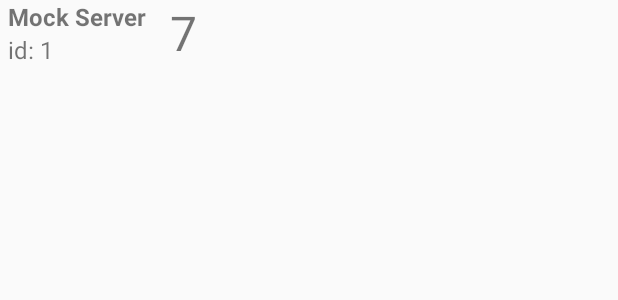
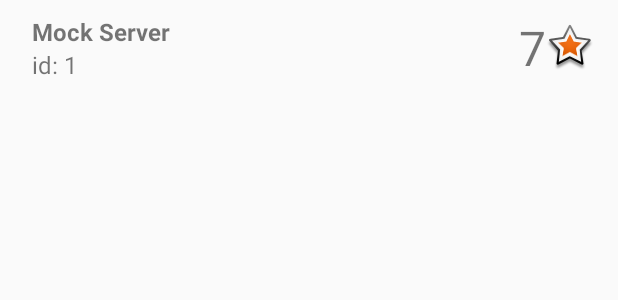
Before and after one commit to macieknajbar/MockServer, an Android app: the layout row_repo.xml on its own in the app's theme, with its tools: preview values and no code run, on a phone screen of 412 x 824 dp. Shown: the top 300 px of the screen. Run offline under Robolectric (Android 15) with nearby library versions, the phone set to English and light mode, and no system bars.

Commit message:
First story completed. WIP.

```diff
--- a/app/src/main/java/com/example/mockserver/rest/api/GitHubService.kt
+++ b/app/src/main/java/com/example/mockserver/rest/api/GitHubService.kt
@@ -1,6 +1,6 @@
 package com.example.mockserver.rest.api
 
-import com.example.mockserver.rest.dto.Repo
+import com.example.mockserver.rest.dto.RepoDTO
 import retrofit2.Call
 import retrofit2.http.GET
 import retrofit2.http.Path
@@ -18,5 +18,5 @@ interface GitHubService {
      * @return List of specified users repositories.
      */
     @GET("users/{user}/repos")
-    fun listRepos(@Path("user") user: String): Call<List<Repo>>
+    fun listRepos(@Path("user") user: String): Call<List<RepoDTO>>
 }
--- a/app/src/main/java/com/example/mockserver/rest/dto/Repo.kt
+++ b/app/src/main/java/com/example/mockserver/rest/dto/RepoDTO.kt
@@ -3,4 +3,4 @@ package com.example.mockserver.rest.dto
 /**
  * Repository Data Transfer Object.
  */
-data class Repo(val id: Long, val name: String, val stargazers_count: Int)
+data class RepoDTO(val id: Long, val name: String, val stargazers_count: Int)
--- a/app/src/main/res/layout/activity_main.xml
+++ b/app/src/main/res/layout/activity_main.xml
@@ -5,7 +5,7 @@
     android:layout_height="match_parent"
     tools:context="com.example.mockserver.MainActivity">
 
-    <ListView
+    <android.support.v7.widget.RecyclerView
         android:id="@+id/project_list"
         android:layout_width="match_parent"
         android:layout_height="match_parent"/>
--- a/app/src/main/res/layout/row_repo.xml
+++ b/app/src/main/res/layout/row_repo.xml
@@ -1,41 +1,55 @@
 <?xml version="1.0" encoding="utf-8"?>
-<GridLayout
-    xmlns:android="http://schemas.android.com/apk/res/android"
+<android.support.constraint.ConstraintLayout xmlns:android="http://schemas.android.com/apk/res/android"
     xmlns:tools="http://schemas.android.com/tools"
     android:layout_width="match_parent"
-    android:layout_height="match_parent">
+    android:layout_height="wrap_content"
+    android:layout_marginTop="10dp"
+    android:layout_marginBottom="10dp"
+    android:layout_marginStart="16dp"
+    android:layout_marginEnd="16dp"
+    xmlns:app="http://schemas.android.com/apk/res-auto">
 
     <TextView
         android:id="@+id/row_repo_name"
         android:layout_width="wrap_content"
         android:layout_height="wrap_content"
-        android:layout_row="0"
-        android:layout_column="0"
         android:textStyle="bold"
         android:textSize="16sp"
         android:layout_marginStart="5dp"
         android:layout_marginEnd="15dp"
+        app:layout_constraintStart_toStartOf="parent"
+        app:layout_constraintTop_toTopOf="parent"
         tools:text="Mock Server"/>
 
     <TextView
         android:id="@+id/row_repo_id"
         android:layout_width="wrap_content"
         android:layout_height="wrap_content"
-        android:layout_row="1"
-        android:layout_column="0"
         android:textSize="16sp"
         android:layout_marginStart="5dp"
         android:layout_marginEnd="15dp"
+        app:layout_constraintStart_toStartOf="parent"
+        app:layout_constraintTop_toBottomOf="@id/row_repo_name"
         tools:text="id: 1"/>
 
     <TextView
         android:id="@+id/row_repo_stars"
         android:layout_width="wrap_content"
         android:layout_height="wrap_content"
-        android:layout_rowSpan="2"
-        android:layout_row="0"
-        android:layout_column="1"
         android:textSize="32sp"
+        android:layout_marginStart="20dp"
+        app:layout_constraintEnd_toStartOf="@+id/row_repo_star_icon"
+        app:layout_constraintTop_toTopOf="@id/row_repo_name"
+        app:layout_constraintBottom_toBottomOf="@id/row_repo_stars"
         tools:text="7"/>
 
-</GridLayout>
+    <ImageView
+        android:id="@id/row_repo_star_icon"
+        android:layout_width="wrap_content"
+        android:layout_height="wrap_content"
+        android:src="@android:drawable/star_big_on"
+        android:contentDescription="@string/star"
+        app:layout_constraintEnd_toEndOf="parent"
+        app:layout_constraintTop_toTopOf="@id/row_repo_name"
+        app:layout_constraintBottom_toBottomOf="@id/row_repo_stars"/>
+</android.support.constraint.ConstraintLayout>
--- a/app/src/main/res/values/strings.xml
+++ b/app/src/main/res/values/strings.xml
@@ -1,3 +1,4 @@
 <resources>
     <string name="app_name">MockServer</string>
+    <string name="star">star</string>
 </resources>
```
Also changed, not shown: app/src/main/java/com/example/mockserver/MainActivity.kt (+13 -14 lines), app/src/main/java/com/example/mockserver/controllers/ProjectListAdapter.kt (added, +40 -0 lines), 3 other files.
